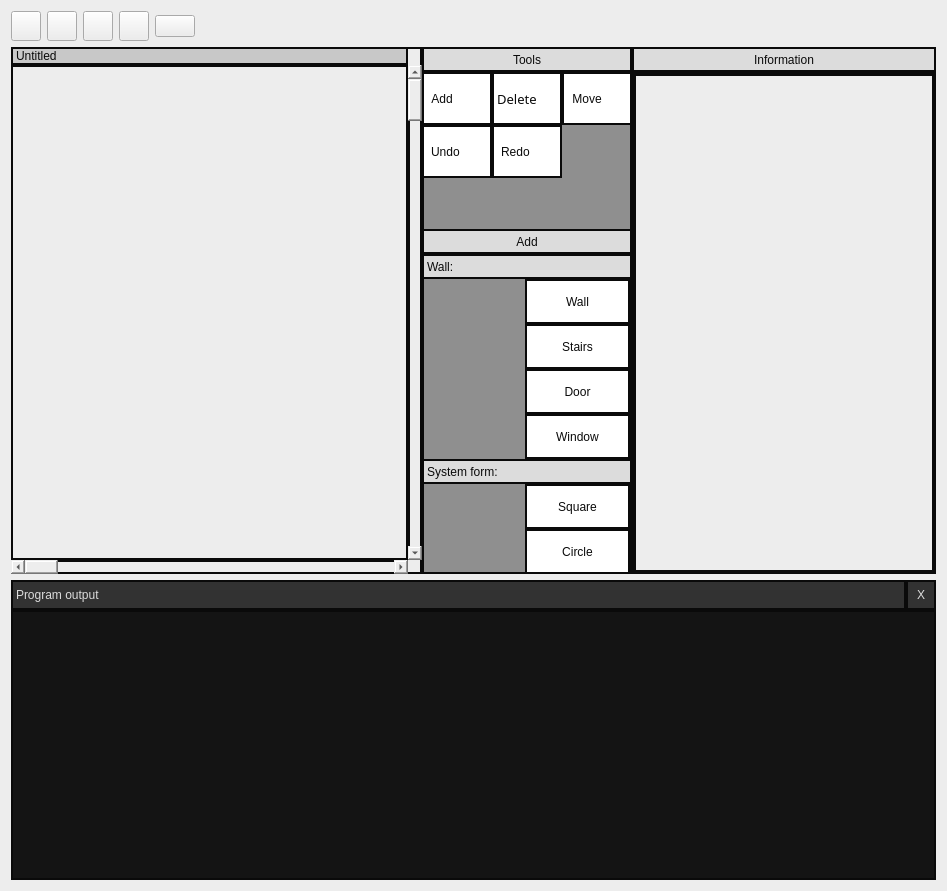
The window that uchebnayapractika.ui (Nagito129/-) describes before a commit, drawn with Qt 5.
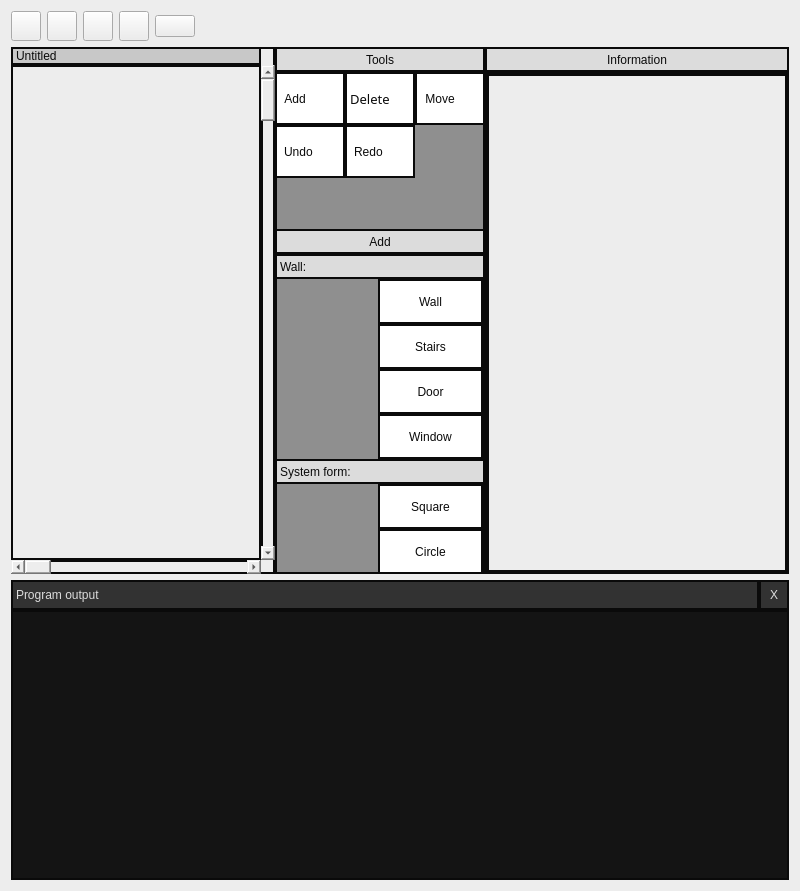
The same window after the commit.

```diff
--- a/uchebnayapractika.ui
+++ b/uchebnayapractika.ui
@@ -6,7 +6,7 @@
    <rect>
     <x>0</x>
     <y>0</y>
-    <width>947</width>
+    <width>800</width>
     <height>891</height>
    </rect>
   </property>
```
